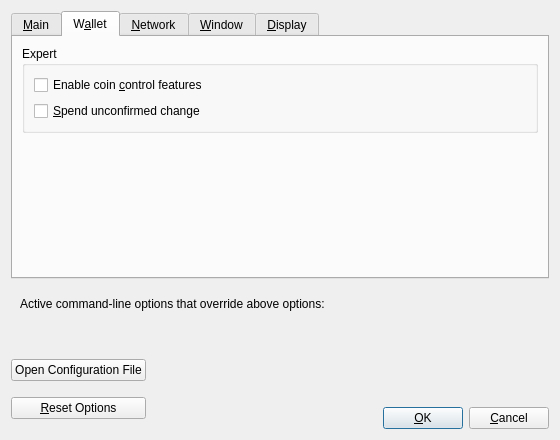
odeonus/beyondcoin-BYND, file src/qt/forms/optionsdialog.ui: the form before one commit.
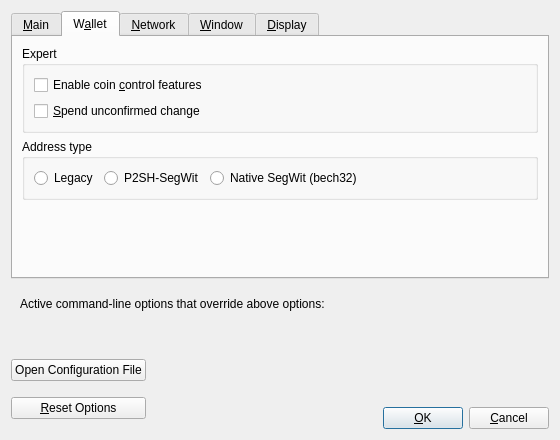
The form after the commit. The open tabs and pages were chosen to show the change. Custom widgets are drawn as their Qt base class.

Commit message: GUI: Add option to select address gen type

```diff
--- a/src/qt/forms/optionsdialog.ui
+++ b/src/qt/forms/optionsdialog.ui
@@ -166,6 +166,57 @@
          </layout>
         </widget>
        </item>
+              <item>
+        <widget class="QGroupBox" name="groupBoxAddressType">
+         <property name="title">
+          <string>Address type</string>
+         </property>
+         <property name="checkable">
+          <bool>false</bool>
+         </property>
+         <layout class="QHBoxLayout" name="horizontalLayout_2">
+          <item>
+           <widget class="QRadioButton" name="addressTypeLegacy">
+            <property name="sizePolicy">
+             <sizepolicy hsizetype="Minimum" vsizetype="Fixed">
+              <horstretch>0</horstretch>
+              <verstretch>0</verstretch>
+             </sizepolicy>
+            </property>
+            <property name="text">
+             <string>Legacy</string>
+            </property>
+           </widget>
+          </item>
+          <item>
+           <widget class="QRadioButton" name="addressTypeP2SHSegWit">
+            <property name="sizePolicy">
+             <sizepolicy hsizetype="Minimum" vsizetype="Fixed">
+              <horstretch>0</horstretch>
+              <verstretch>0</verstretch>
+             </sizepolicy>
+            </property>
+            <property name="text">
+             <string>P2SH-SegWit</string>
+            </property>
+           </widget>
+          </item>
+          <item>
+           <widget class="QRadioButton" name="addressTypeBech32">
+            <property name="sizePolicy">
+             <sizepolicy hsizetype="MinimumExpanding" vsizetype="Fixed">
+              <horstretch>0</horstretch>
+              <verstretch>0</verstretch>
+             </sizepolicy>
+            </property>
+            <property name="text">
+             <string>Native SegWit (bech32)</string>
+            </property>
+           </widget>
+          </item>
+         </layout>
+        </widget>
+       </item>
        <item>
         <spacer name="verticalSpacer_Wallet">
          <property name="orientation">
```
The commit also changes 4 other files.
